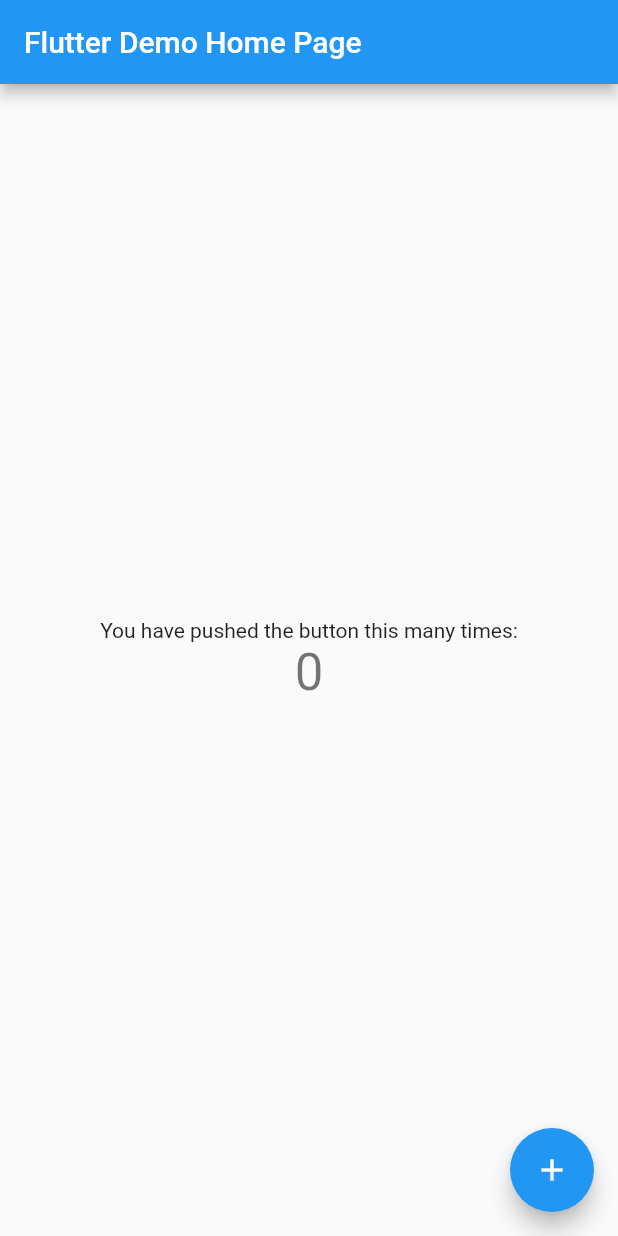
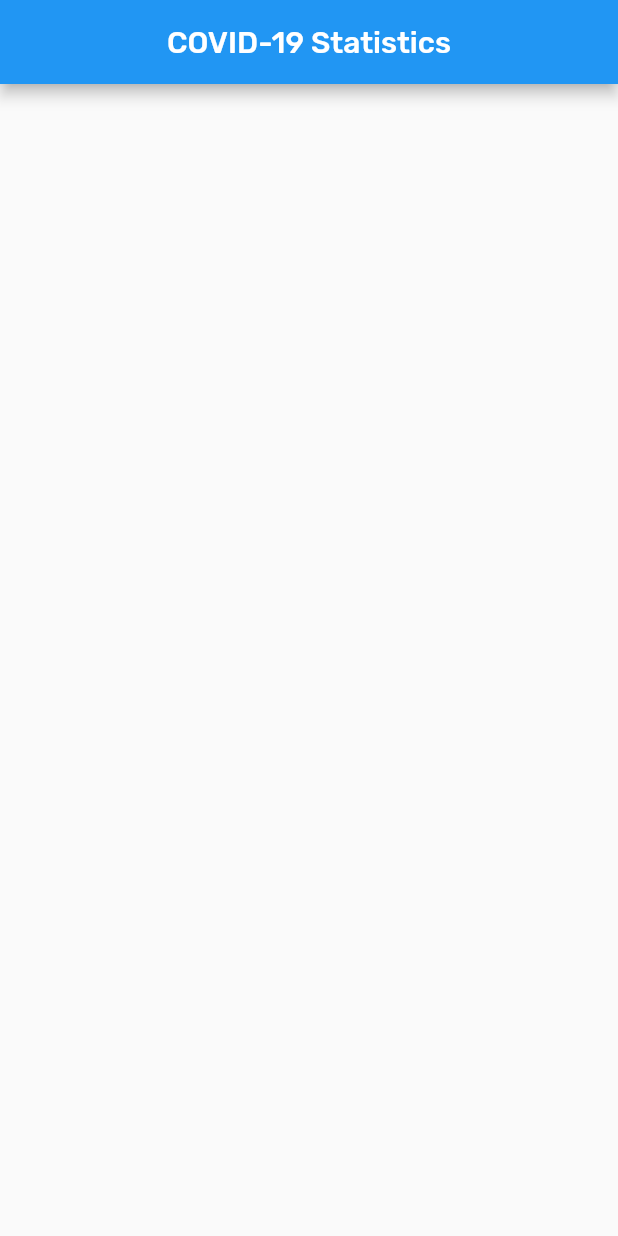
Before and after one commit to beaudario/COVID-19-Stats-App, a Flutter app: the screen it shows after launch, on a phone screen of 412 x 824 dp. Run offline on Flutter 3.47's test engine with Material 2 defaults, Android fonts, the phone set to English and light mode, and no system bars.

Commit message:
added appBar

```diff
--- a/covid_19_stats_applicatie/lib/main.dart
+++ b/covid_19_stats_applicatie/lib/main.dart
@@ -1,117 +1,21 @@
+import 'package:covid_19_stats_applicatie/pages/home_page.dart';
 import 'package:flutter/material.dart';
 
 void main() {
   runApp(MyApp());
 }
 
+
 class MyApp extends StatelessWidget {
-  // This widget is the root of your application.
   @override
   Widget build(BuildContext context) {
     return MaterialApp(
-      title: 'Flutter Demo',
+      debugShowCheckedModeBanner: false,
+      home: HomePage(),
       theme: ThemeData(
-        // This is the theme of your application.
-        //
-        // Try running your application with "flutter run". You'll see the
-        // application has a blue toolbar. Then, without quitting the app, try
-        // changing the primarySwatch below to Colors.green and then invoke
-        // "hot reload" (press "r" in the console where you ran "flutter run",
-        // or simply save your changes to "hot reload" in a Flutter IDE).
-        // Notice that the counter didn't reset back to zero; the application
-        // is not restarted.
         primarySwatch: Colors.blue,
-        // This makes the visual density adapt to the platform that you run
-        // the app on. For desktop platforms, the controls will be smaller and
-        // closer together (more dense) than on mobile platforms.
-        visualDensity: VisualDensity.adaptivePlatformDensity,
+        fontFamily: 'Rubik',
       ),
-      home: MyHomePage(title: 'Flutter Demo Home Page'),
     );
   }
 }
-
-class MyHomePage extends StatefulWidget {
-  MyHomePage({Key key, this.title}) : super(key: key);
-
-  // This widget is the home page of your application. It is stateful, meaning
-  // that it has a State object (defined below) that contains fields that affect
-  // how it looks.
-
-  // This class is the configuration for the state. It holds the values (in this
-  // case the title) provided by the parent (in this case the App widget) and
-  // used by the build method of the State. Fields in a Widget subclass are
-  // always marked "final".
-
-  final String title;
-
-  @override
-  _MyHomePageState createState() => _MyHomePageState();
-}
-
-class _MyHomePageState extends State<MyHomePage> {
-  int _counter = 0;
-
-  void _incrementCounter() {
-    setState(() {
-      // This call to setState tells the Flutter framework that something has
-      // changed in this State, which causes it to rerun the build method below
-      // so that the display can reflect the updated values. If we changed
-      // _counter without calling setState(), then the build method would not be
-      // called again, and so nothing would appear to happen.
-      _counter++;
-    });
-  }
-
-  @override
-  Widget build(BuildContext context) {
-    // This method is rerun every time setState is called, for instance as done
-    // by the _incrementCounter method above.
-    //
-    // The Flutter framework has been optimized to make rerunning build methods
-    // fast, so that you can just rebuild anything that needs updating rather
-    // than having to individually change instances of widgets.
-    return Scaffold(
-      appBar: AppBar(
-        // Here we take the value from the MyHomePage object that was created by
-        // the App.build method, and use it to set our appbar title.
-        title: Text(widget.title),
-      ),
-      body: Center(
-        // Center is a layout widget. It takes a single child and positions it
-        // in the middle of the parent.
-        child: Column(
-          // Column is also a layout widget. It takes a list of children and
-          // arranges them vertically. By default, it sizes itself to fit its
-          // children horizontally, and tries to be as tall as its parent.
-          //
-          // Invoke "debug painting" (press "p" in the console, choose the
-          // "Toggle Debug Paint" action from the Flutter Inspector in Android
-          // Studio, or the "Toggle Debug Paint" command in Visual Studio Code)
-          // to see the wireframe for each widget.
-          //
-          // Column has various properties to control how it sizes itself and
-          // how it positions its children. Here we use mainAxisAlignment to
-          // center the children vertically; the main axis here is the vertical
-          // axis because Columns are vertical (the cross axis would be
-          // horizontal).
-          mainAxisAlignment: MainAxisAlignment.center,
-          children: <Widget>[
-            Text(
-              'You have pushed the button this many times:',
-            ),
-            Text(
-              '$_counter',
-              style: Theme.of(context).textTheme.headline4,
-            ),
-          ],
-        ),
-      ),
-      floatingActionButton: FloatingActionButton(
-        onPressed: _incrementCounter,
-        tooltip: 'Increment',
-        child: Icon(Icons.add),
-      ), // This trailing comma makes auto-formatting nicer for build methods.
-    );
-  }
-}
--- /dev/null
+++ b/covid_19_stats_applicatie/lib/pages/home_page.dart
@@ -0,0 +1,14 @@
+import 'package:flutter/material.dart';
+
+class HomePage extends StatelessWidget {
+  @override
+  Widget build(BuildContext context) {
+    return Scaffold(
+      appBar: AppBar(
+        title: Center(
+          child: Text("COVID-19 Statistics")
+        ),
+      ),
+    );
+  }
+}
```
Also changed, not shown: covid_19_stats_applicatie/pubspec.yaml (+5 -11 lines), covid_19_stats_applicatie/assets/fonts/Rubik-Bold.ttf (added), covid_19_stats_applicatie/assets/fonts/Rubik-Medium.ttf (added), 2 other files.
